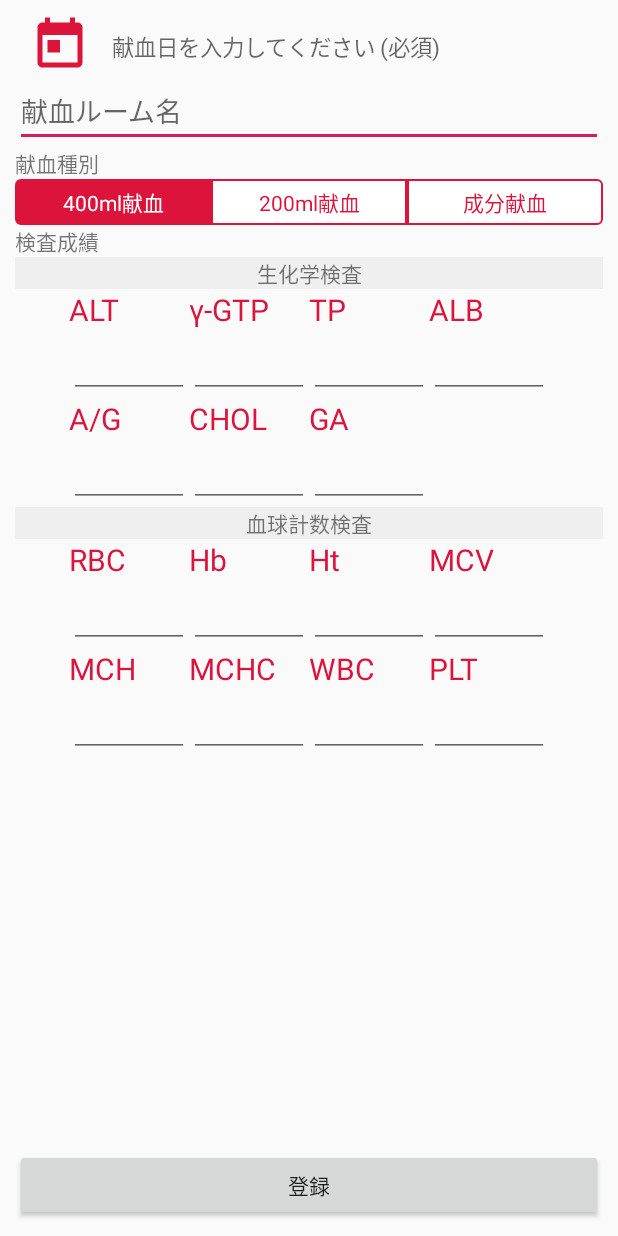
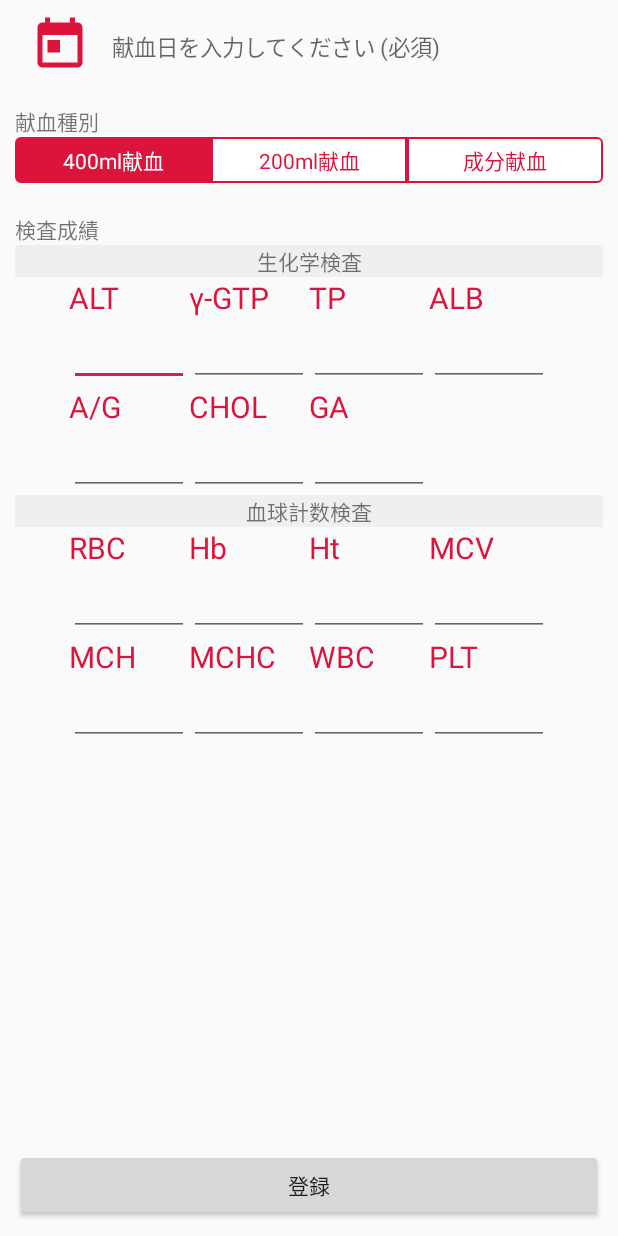
Before and after one commit to ynzbb74q/BloodDonationManagement, an Android app: the BloodDonationSendActivity screen opened directly, with no data from a screen before it, on a phone screen of 412 x 824 dp. Run offline under Robolectric (Android 15) with nearby library versions, the phone set to English and light mode, and no system bars; libraries missing offline, so code that uses them is left out: io.realm.

Commit message:
献血場所に関する機能を削除

```diff
--- a/app/src/main/java/com/ynzbb74q/bdm/Adapter/BloodDonationListAdapter.kt
+++ b/app/src/main/java/com/ynzbb74q/bdm/Adapter/BloodDonationListAdapter.kt
@@ -45,10 +45,6 @@ class BloodDonationListAdapter(context: Context) : BaseAdapter() {
         val date = convertView!!.findViewById<View>(R.id.textView_date) as TextView
         date.text = mCommonHelper.doFormatDate(mBloodDonationList[position].date)
 
-        // 場所
-        val place = convertView!!.findViewById<View>(R.id.textView_place) as TextView
-        place.text = mBloodDonationList[position].place
-
         // 献血種別
         val type = convertView!!.findViewById<View>(R.id.textView_type) as TextView
         type.text = BLOOD_DONATION_TYPE.values().filter { it.id == mBloodDonationList[position].type }.first().typeName
--- a/app/src/main/java/com/ynzbb74q/bdm/BloodDonationSendActivity.kt
+++ b/app/src/main/java/com/ynzbb74q/bdm/BloodDonationSendActivity.kt
@@ -61,7 +61,6 @@ class BloodDonationSendActivity : AppCompatActivity(), View.OnClickListener {
             if (result != null) {
                 // 画面に表示する各値を設定
                 textView_date.setText(mCommonHelper.doFormatDate(result.date))
-                edit_place.setText(result.place)
                 editText_alt.editText_param.setText(result.alt.toString())
                 editText_gtp.editText_param.setText(result.gtp.toString())
                 editText_tp.editText_param.setText(result.tp.toString())
@@ -154,7 +153,6 @@ class BloodDonationSendActivity : AppCompatActivity(), View.OnClickListener {
         val bloodDonation = BloodDonation()
         if (mRegisteredBloodDonation != null) bloodDonation.id = mRegisteredBloodDonation!!.id
         bloodDonation.date = mCommonHelper.doParseDate(textView_date.text.toString())
-        bloodDonation.place = edit_place.text.toString()
         bloodDonation.type = bloodDonationType.id
         if (!TextUtils.isEmpty(editText_alt.editText_param.text)) bloodDonation.alt = editText_alt.editText_param.text.toString().toFloat()
         if (!TextUtils.isEmpty(editText_gtp.editText_param.text)) bloodDonation.gtp = editText_gtp.editText_param.text.toString().toFloat()
--- a/app/src/main/java/com/ynzbb74q/bdm/Data/BloodDonation.kt
+++ b/app/src/main/java/com/ynzbb74q/bdm/Data/BloodDonation.kt
@@ -12,8 +12,6 @@ open class BloodDonation(
     var id: String = UUID.randomUUID().toString(),
     // 献血日付
     var date: Date = Date(),
-    // 献血場所
-    var place: String = "",
     // 献血タイプ
     var type: Int = BLOOD_DONATION_TYPE.TYPE_400.id,
     // 献血結果
--- a/app/src/main/res/layout/activity_blood_donation_send.xml
+++ b/app/src/main/res/layout/activity_blood_donation_send.xml
@@ -37,20 +37,14 @@
             android:layout_width="60dp"
             android:layout_height="40dp"
             android:layout_toRightOf="@id/area_date"/>
-    <!--献血ルーム入力-->
-    <EditText
-            android:id="@+id/edit_place"
-            android:hint="献血ルーム名"
-            android:layout_width="match_parent"
-            android:layout_height="wrap_content"
-            android:layout_below="@id/area_date"/>
     <!--献血種別見出し-->
     <TextView
             android:id="@+id/textView_bloodDonationTypeSetting"
             android:text="献血種別"
             android:layout_width="wrap_content"
             android:layout_height="wrap_content"
-            android:layout_below="@id/edit_place"/>
+            android:layout_marginTop="20dp"
+            android:layout_below="@id/area_date"/>
     <!--献血種別ラジオボタン-->
     <RadioGroup
             android:id="@+id/radioGroup_bloodDonationType"
@@ -96,6 +90,7 @@
             android:text="検査成績"
             android:layout_width="wrap_content"
             android:layout_height="wrap_content"
+            android:layout_marginTop="20dp"
             android:layout_below="@id/radioGroup_bloodDonationType"/>
     <!--献血結果入力-->
     <TextView
```
Also changed, not shown: app/src/main/java/com/ynzbb74q/bdm/MainFragment.kt (+5 -5 lines), app/src/main/res/layout/list_blood_donation.xml (+0 -9 lines).
